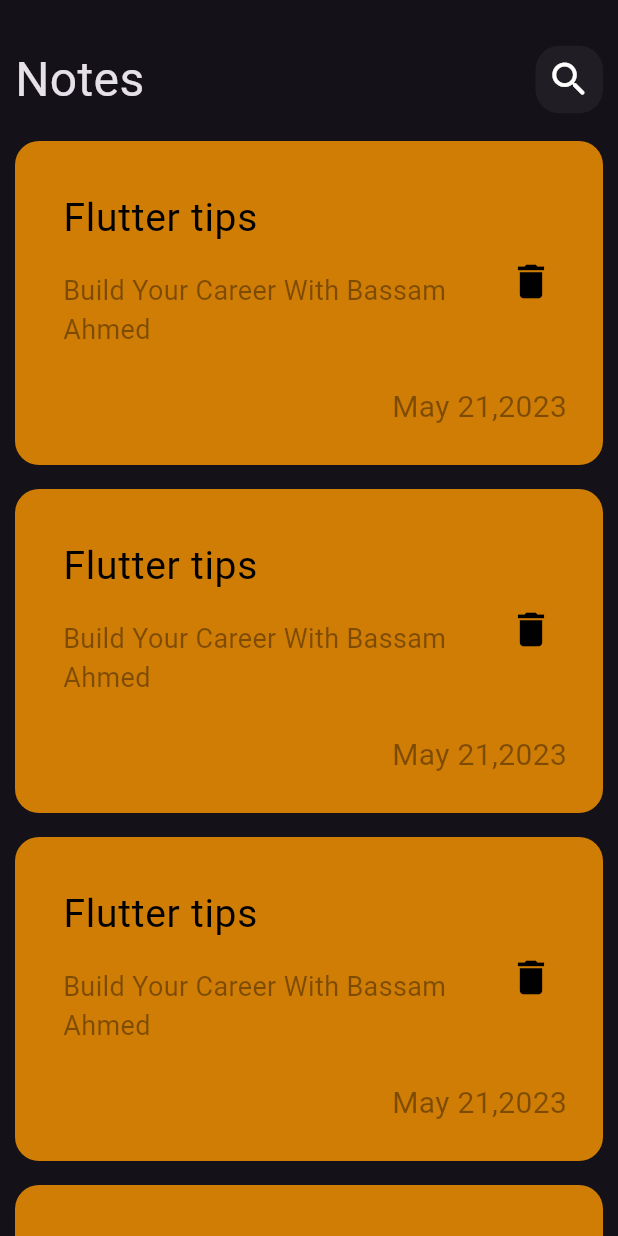
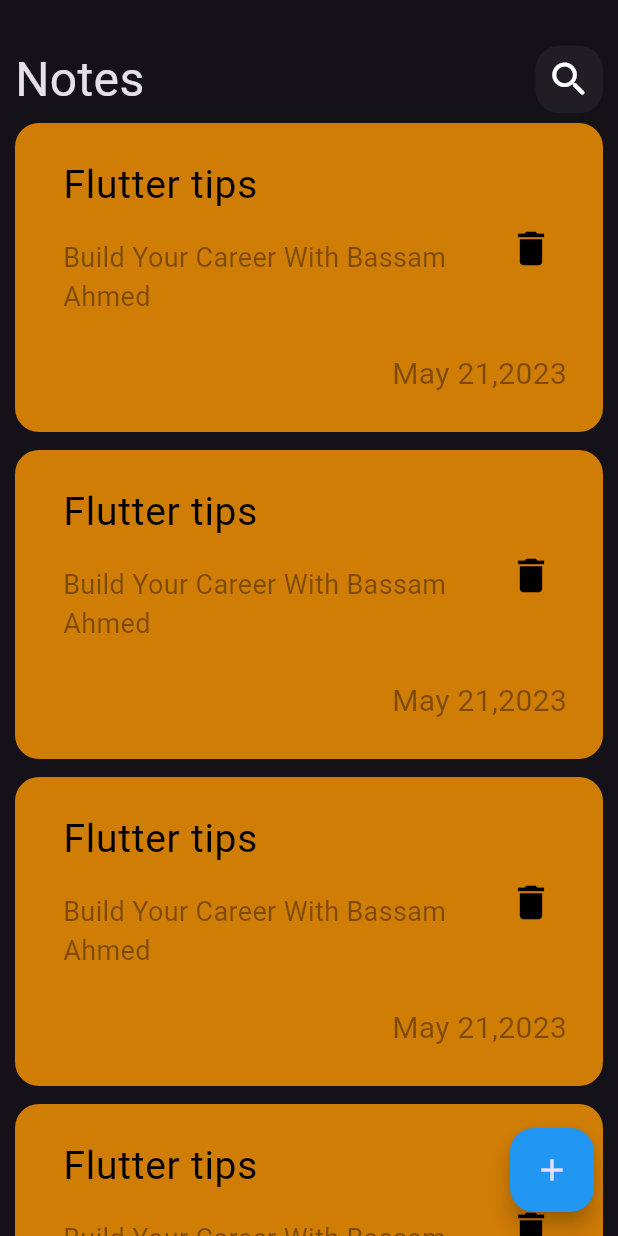
Before and after one commit to bassamAhmedBe/NotesTwo, a Flutter app: the screen it shows after launch, on a phone screen of 412 x 824 dp. Run offline on Flutter 3.47's test engine with Material 3 defaults, Android fonts, the phone set to English and light mode, and no system bars.

Commit message:
add showbottonshet

```diff
--- a/lib/constant.dart
+++ /dev/null
@@ -1 +0,0 @@
-import 'package:flutter/material.dart';
--- a/lib/views/note_view.dart
+++ b/lib/views/note_view.dart
@@ -1,4 +1,5 @@
 import 'package:flutter/material.dart';
+import 'package:note_two/widgets/add-note-botton-sheet.dart';
 import 'package:note_two/widgets/note_view_body.dart';
 
 class NoteView extends StatelessWidget {
@@ -6,10 +7,19 @@
 
   @override
   Widget build(BuildContext context) {
-    return const Scaffold(
-      body: NoteViewBody(),
-
-
+    return Scaffold(
+      floatingActionButton: FloatingActionButton(
+        backgroundColor: Colors.blue,
+        onPressed: () {
+          showModalBottomSheet(
+              context: context,
+              builder: (context) {
+                return AddNoteBottonShet();
+              });
+        },
+        child: const Icon(Icons.add),
+      ),
+      body: const NoteViewBody(),
     );
   }
 }
--- a/lib/widgets/custom_note_item.dart
+++ b/lib/widgets/custom_note_item.dart
@@ -1,4 +1,3 @@
-
 import 'package:flutter/material.dart';
 
 class NoteItem extends StatelessWidget {
@@ -7,8 +6,8 @@
   @override
   Widget build(BuildContext context) {
     return Container(
-      padding: EdgeInsets.only(
-        top: 24,
+      padding: const EdgeInsets.only(
+        top: 14,
         bottom: 24,
         left: 16,
       ),
--- a/lib/widgets/note_view_body.dart
+++ b/lib/widgets/note_view_body.dart
@@ -19,9 +19,6 @@
             height: 30,
           ),
           CustomAppBar(),
-          SizedBox(
-            height: 10,
-          ),
           Expanded(child: NotesListView()),
         ],
       ),
--- a/lib/widgets/notes_list_view.dart
+++ b/lib/widgets/notes_list_view.dart
@@ -1,4 +1,3 @@
-
 import 'package:flutter/material.dart';
 import 'package:note_two/widgets/custom_note_item.dart';
 
@@ -11,8 +10,8 @@
         itemCount: 10,
         itemBuilder: (context, index) {
           return const Padding(
-            padding:  EdgeInsets.symmetric(vertical: 8),
-            child:  NoteItem(),
+            padding: EdgeInsets.symmetric(vertical: 6),
+            child: NoteItem(),
           );
         });
   }
```
Also changed, not shown: lib/widgets/add-note-botton-sheet.dart (added, +10 -0 lines).
